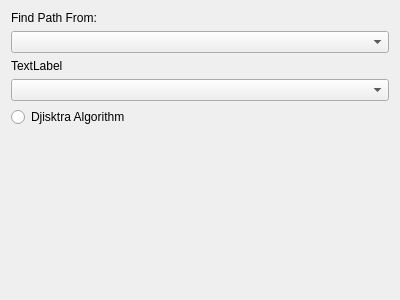
The window that frmgraphpath.ui (jorgemedra/Algorithms) describes before a commit, drawn with Qt 5.
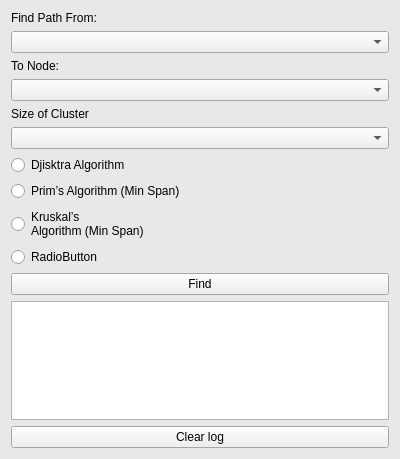
The same window after the commit.

```diff
--- a/frmgraphpath.ui
+++ b/frmgraphpath.ui
@@ -7,12 +7,79 @@
     <x>0</x>
     <y>0</y>
     <width>400</width>
-    <height>300</height>
+    <height>459</height>
    </rect>
   </property>
+  <property name="palette">
+   <palette>
+    <active>
+     <colorrole role="Base">
+      <brush brushstyle="SolidPattern">
+       <color alpha="255">
+        <red>255</red>
+        <green>255</green>
+        <blue>255</blue>
+       </color>
+      </brush>
+     </colorrole>
+     <colorrole role="Window">
+      <brush brushstyle="SolidPattern">
+       <color alpha="255">
+        <red>232</red>
+        <green>232</green>
+        <blue>232</blue>
+       </color>
+      </brush>
+     </colorrole>
+    </active>
+    <inactive>
+     <colorrole role="Base">
+      <brush brushstyle="SolidPattern">
+       <color alpha="255">
+        <red>255</red>
+        <green>255</green>
+        <blue>255</blue>
+       </color>
+      </brush>
+     </colorrole>
+     <colorrole role="Window">
+      <brush brushstyle="SolidPattern">
+       <color alpha="255">
+        <red>232</red>
+        <green>232</green>
+        <blue>232</blue>
+       </color>
+      </brush>
+     </colorrole>
+    </inactive>
+    <disabled>
+     <colorrole role="Base">
+      <brush brushstyle="SolidPattern">
+       <color alpha="255">
+        <red>232</red>
+        <green>232</green>
+        <blue>232</blue>
+       </color>
+      </brush>
+     </colorrole>
+     <colorrole role="Window">
+      <brush brushstyle="SolidPattern">
+       <color alpha="255">
+        <red>232</red>
+        <green>232</green>
+        <blue>232</blue>
+       </color>
+      </brush>
+     </colorrole>
+    </disabled>
+   </palette>
+  </property>
   <property name="windowTitle">
    <string>Form</string>
   </property>
+  <property name="autoFillBackground">
+   <bool>true</bool>
+  </property>
   <layout class="QVBoxLayout" name="verticalLayout">
    <item>
     <layout class="QVBoxLayout" name="lytMain">
@@ -33,13 +100,23 @@
          <item>
           <widget class="QLabel" name="lbTo">
            <property name="text">
-            <string>TextLabel</string>
+            <string>To Node:</string>
            </property>
           </widget>
          </item>
          <item>
           <widget class="QComboBox" name="cmbTo"/>
          </item>
+         <item>
+          <widget class="QLabel" name="lb">
+           <property name="text">
+            <string>Size of Cluster</string>
+           </property>
+          </widget>
+         </item>
+         <item>
+          <widget class="QComboBox" name="cmbSize"/>
+         </item>
          <item>
           <widget class="QRadioButton" name="optDjskt">
            <property name="text">
@@ -47,6 +124,35 @@
            </property>
           </widget>
          </item>
+         <item>
+          <widget class="QRadioButton" name="optPrim">
+           <property name="text">
+            <string>Prim’s Algorithm (Min Span)</string>
+           </property>
+          </widget>
+         </item>
+         <item>
+          <widget class="QRadioButton" name="optKruskal">
+           <property name="text">
+            <string>Kruskal’s
+Algorithm (Min Span)</string>
+           </property>
+          </widget>
+         </item>
+         <item>
+          <widget class="QRadioButton" name="optCluster">
+           <property name="text">
+            <string>RadioButton</string>
+           </property>
+          </widget>
+         </item>
+         <item>
+          <widget class="QPushButton" name="cmdFind">
+           <property name="text">
+            <string>Find</string>
+           </property>
+          </widget>
+         </item>
          <item>
           <spacer name="verticalSpacer">
            <property name="orientation">
@@ -66,6 +172,20 @@
      </item>
     </layout>
    </item>
+   <item>
+    <layout class="QVBoxLayout" name="lytLog">
+     <item>
+      <widget class="QTextEdit" name="txtLogs"/>
+     </item>
+     <item>
+      <widget class="QPushButton" name="cmdClear">
+       <property name="text">
+        <string>Clear log</string>
+       </property>
+      </widget>
+     </item>
+    </layout>
+   </item>
   </layout>
  </widget>
  <resources/>
```
